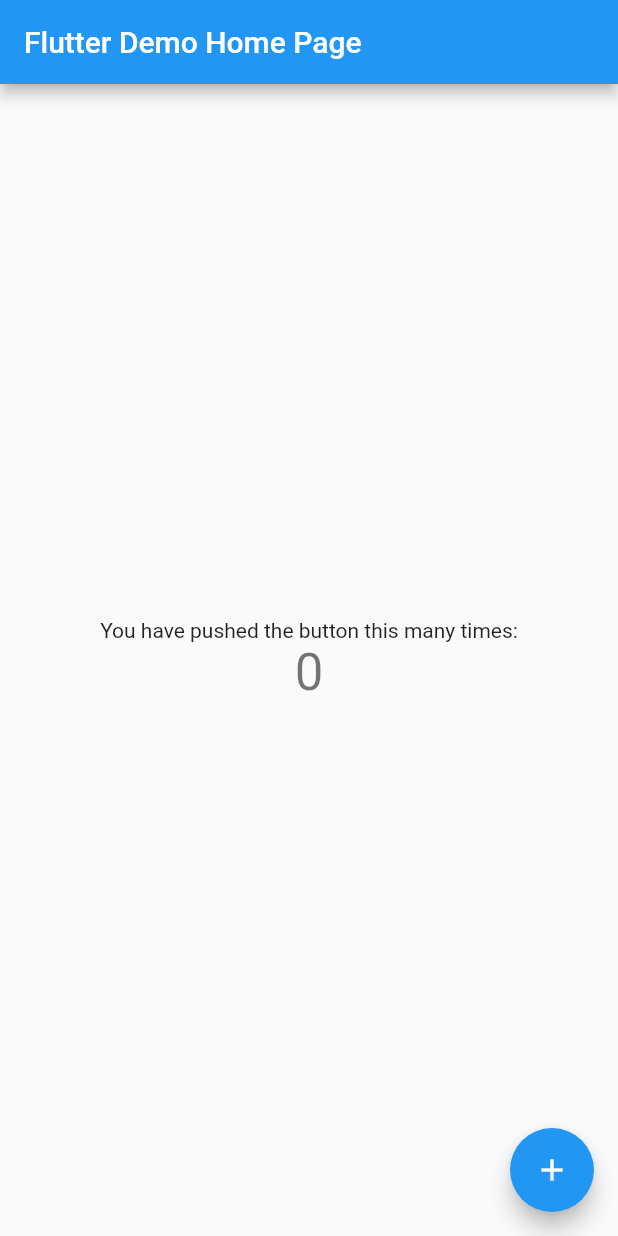
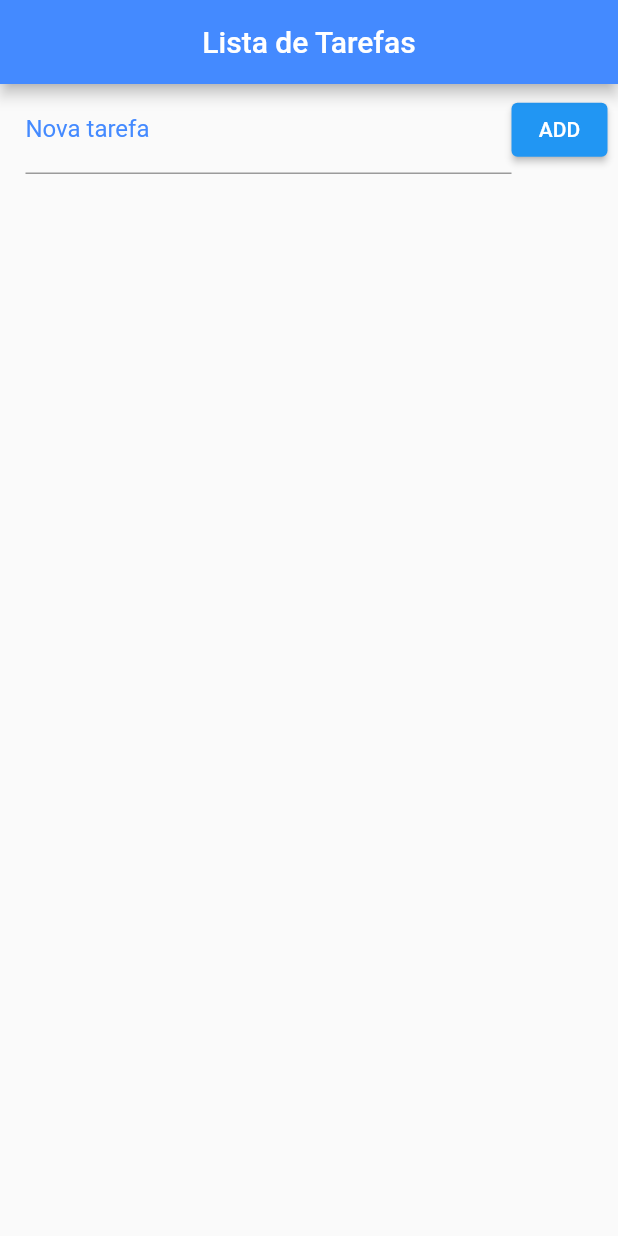
Before and after one commit to gabrielb3r/lista_de_tarefas, a Flutter app: the screen it shows after launch, on a phone screen of 412 x 824 dp. Run offline on Flutter 3.47's test engine with Material 2 defaults, Android fonts, the phone set to English and light mode, and no system bars.

Commit message:
inserindo itens na lista

```diff
--- a/lib/main.dart
+++ b/lib/main.dart
@@ -1,113 +1,115 @@
+import 'dart:convert';
+import 'dart:io';
 import 'package:flutter/material.dart';
+import 'package:path_provider/path_provider.dart';
 
 void main() {
-  runApp(MyApp());
+  runApp(MaterialApp(
+    title: "Lista de Tarefas",
+    home: Home(),
+  ));
 }
 
-class MyApp extends StatelessWidget {
-  // This widget is the root of your application.
+class Home extends StatefulWidget {
+  const Home({Key key}) : super(key: key);
+
   @override
-  Widget build(BuildContext context) {
-    return MaterialApp(
-      title: 'Flutter Demo',
-      theme: ThemeData(
-        // This is the theme of your application.
-        //
-        // Try running your application with "flutter run". You'll see the
-        // application has a blue toolbar. Then, without quitting the app, try
-        // changing the primarySwatch below to Colors.green and then invoke
-        // "hot reload" (press "r" in the console where you ran "flutter run",
-        // or simply save your changes to "hot reload" in a Flutter IDE).
-        // Notice that the counter didn't reset back to zero; the application
-        // is not restarted.
-        primarySwatch: Colors.blue,
-      ),
-      home: MyHomePage(title: 'Flutter Demo Home Page'),
-    );
-  }
+  _HomeState createState() => _HomeState();
 }
 
-class MyHomePage extends StatefulWidget {
-  MyHomePage({Key key, this.title}) : super(key: key);
+class _HomeState extends State<Home> {
 
-  // This widget is the home page of your application. It is stateful, meaning
-  // that it has a State object (defined below) that contains fields that affect
-  // how it looks.
+  final _toDoController = TextEditingController();
 
-  // This class is the configuration for the state. It holds the values (in this
-  // case the title) provided by the parent (in this case the App widget) and
-  // used by the build method of the State. Fields in a Widget subclass are
-  // always marked "final".
+  List _toDoList = [];
 
-  final String title;
+  /*@override
+  void initState(){
+    super.initState();
+    _readData().then(data);
+  }*/
 
-  @override
-  _MyHomePageState createState() => _MyHomePageState();
-}
+  void _addToDo(){
+  setState(() {
+    Map<String, dynamic> newToDo = Map();
+    newToDo["title"] = _toDoController.text;
+    _toDoController.text ="";
+    newToDo["ok"] =  false;
+    _toDoList.add(newToDo);
+  });
 
-class _MyHomePageState extends State<MyHomePage> {
-  int _counter = 0;
-
-  void _incrementCounter() {
-    setState(() {
-      // This call to setState tells the Flutter framework that something has
-      // changed in this State, which causes it to rerun the build method below
-      // so that the display can reflect the updated values. If we changed
-      // _counter without calling setState(), then the build method would not be
-      // called again, and so nothing would appear to happen.
-      _counter++;
-    });
   }
 
   @override
   Widget build(BuildContext context) {
-    // This method is rerun every time setState is called, for instance as done
-    // by the _incrementCounter method above.
-    //
-    // The Flutter framework has been optimized to make rerunning build methods
-    // fast, so that you can just rebuild anything that needs updating rather
-    // than having to individually change instances of widgets.
     return Scaffold(
       appBar: AppBar(
-        // Here we take the value from the MyHomePage object that was created by
-        // the App.build method, and use it to set our appbar title.
-        title: Text(widget.title),
+        title: Text("Lista de Tarefas"),
+        backgroundColor: Colors.blueAccent,
+        centerTitle: true,
       ),
-      body: Center(
-        // Center is a layout widget. It takes a single child and positions it
-        // in the middle of the parent.
-        child: Column(
-          // Column is also a layout widget. It takes a list of children and
-          // arranges them vertically. By default, it sizes itself to fit its
-          // children horizontally, and tries to be as tall as its parent.
-          //
-          // Invoke "debug painting" (press "p" in the console, choose the
-          // "Toggle Debug Paint" action from the Flutter Inspector in Android
-          // Studio, or the "Toggle Debug Paint" command in Visual Studio Code)
-          // to see the wireframe for each widget.
-          //
-          // Column has various properties to control how it sizes itself and
-          // how it positions its children. Here we use mainAxisAlignment to
-          // center the children vertically; the main axis here is the vertical
-          // axis because Columns are vertical (the cross axis would be
-          // horizontal).
-          mainAxisAlignment: MainAxisAlignment.center,
-          children: <Widget>[
-            Text(
-              'You have pushed the button this many times:',
+      body: Column(
+        children: [
+          Container(
+            padding: EdgeInsets.fromLTRB(17, 1, 7, 1),
+            child: Row(
+              children: [
+                Expanded(
+                  child: TextField(
+                    controller: _toDoController,
+                    decoration: InputDecoration(
+                        labelText: "Nova tarefa",
+                        labelStyle: TextStyle(color: Colors.blueAccent)),
+                  ),
+                ),
+                ElevatedButton(
+                  onPressed: _addToDo,
+                  child: Text("ADD"),
+                ),
+              ],
             ),
-            Text(
-              '$_counter',
-              style: Theme.of(context).textTheme.headline4,
-            ),
-          ],
-        ),
+          ),
+          Expanded(
+              child: ListView.builder(
+                  padding: EdgeInsets.only(top: 10),
+                  itemCount: _toDoList.length,
+
+                  itemBuilder: (context, index) {
+                    return CheckboxListTile(
+                      title: Text(_toDoList[index]["title"]),
+                      value: _toDoList[index]["ok"],
+                      secondary: CircleAvatar(
+                        child: Icon(_toDoList[index]["ok"] ? Icons.check : Icons.error),
+                      ),
+                      onChanged: (c){
+                       setState(() {
+                         _toDoList[index]["ok"] = c;
+                       });
+                      },
+                    );
+                  }))
+        ],
       ),
-      floatingActionButton: FloatingActionButton(
-        onPressed: _incrementCounter,
-        tooltip: 'Increment',
-        child: Icon(Icons.add),
-      ), // This trailing comma makes auto-formatting nicer for build methods.
     );
   }
+
+  Future<File> _getFile() async {
+    final directory = await getApplicationDocumentsDirectory();
+    return File("${directory.path}/data.json");
+  }
+
+  Future<File> _savedata() async {
+    String data = json.encode(_toDoList);
+    final file = await _getFile();
+    return file.writeAsString(data);
+  }
+
+  Future<String> _readData() async {
+    try {
+      final file = await _getFile();
+      return file.readAsString();
+    } catch (e) {
+      return null;
+    }
+  }
 }
--- a/pubspec.yaml
+++ b/pubspec.yaml
@@ -28,6 +28,7 @@ dependencies:
   # The following adds the Cupertino Icons font to your application.
   # Use with the CupertinoIcons class for iOS style icons.
   cupertino_icons: ^1.0.2
+  path_provider: ^1.1.0
 
 dev_dependencies:
   flutter_test:
```
Also changed, not shown: pubspec.lock, 1 other file.
